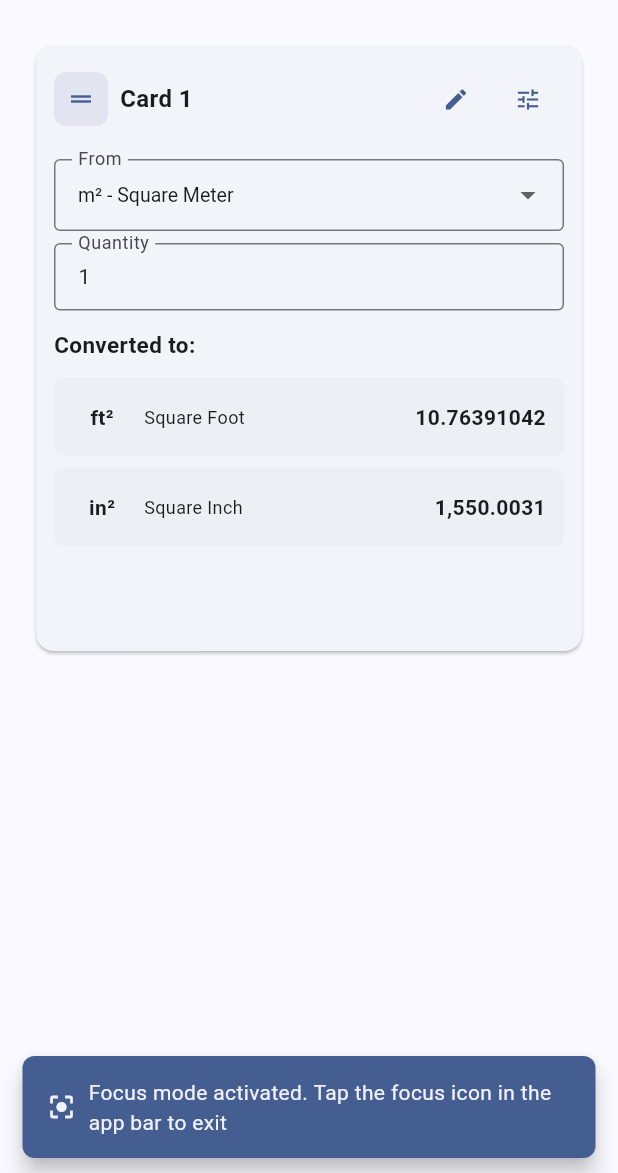
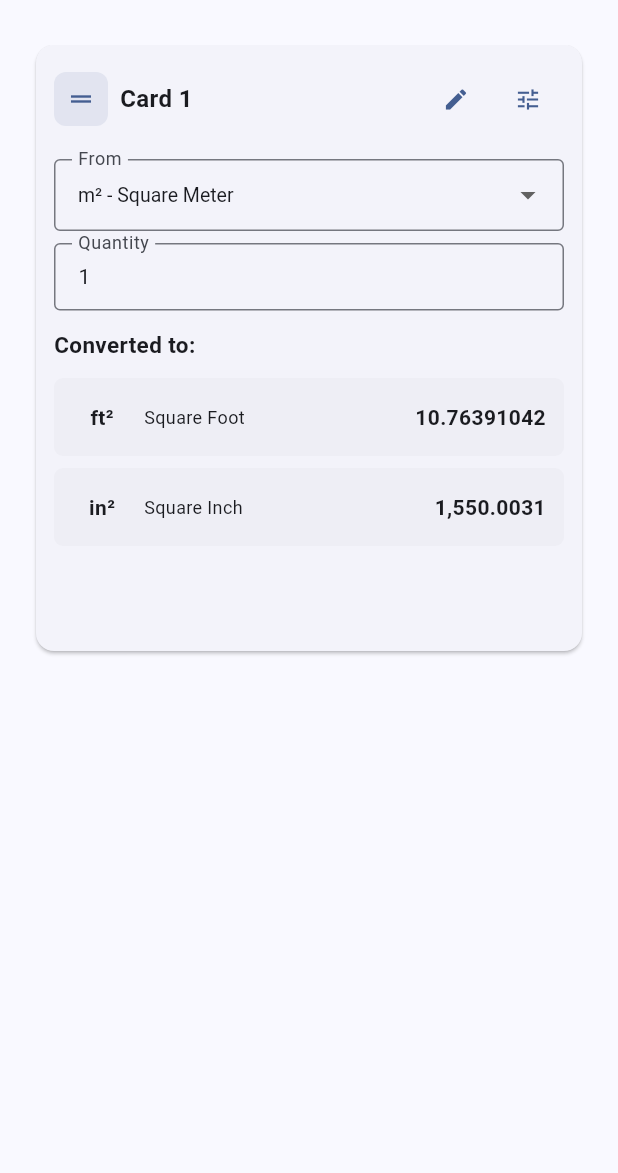
Before and after one commit to TrongAJTT/unit-converters, a Flutter app: the AreaConverterScreen screen opened directly, after a tap on the "center focus strong" icon, on a phone screen of 412 x 824 dp, the part 63-1236 px from its top. Run offline on Flutter 3.47's test engine with Material 3 defaults, Android fonts, the phone set to English and light mode, and no system bars; our stand-ins replace cached_network_image, connectivity_plus, decimal, flutter_markdown, hive, hive_flutter and 2 more; missing offline and left inert: window_manager; accounts and stored records are empty; statements that could not run were skipped.

Commit message:
Fix critical UI update issue, add edit name localization, and improve layout handling.

```diff
--- a/lib/l10n/app_en.arb
+++ b/lib/l10n/app_en.arb
@@ -826,6 +826,7 @@
 
     "dragging": "Dragging...",
     "edit": "Edit",
+    "editName": "Edit Name",
     "customizeUnits": "Customize Units",
     "cardName": "Card Name",
     "cardNameHint": "Enter card name (max 20 characters)",
--- a/lib/l10n/app_localizations.dart
+++ b/lib/l10n/app_localizations.dart
@@ -3480,6 +3480,12 @@ abstract class AppLocalizations {
   /// **'Edit'**
   String get edit;
 
+  /// No description provided for @editName.
+  ///
+  /// In en, this message translates to:
+  /// **'Edit Name'**
+  String get editName;
+
   /// No description provided for @customizeUnits.
   ///
   /// In en, this message translates to:
--- a/lib/l10n/app_localizations_en.dart
+++ b/lib/l10n/app_localizations_en.dart
@@ -1767,6 +1767,9 @@ class AppLocalizationsEn extends AppLocalizations {
   String get edit => 'Edit';
 
   @override
+  String get editName => 'Edit Name';
+
+  @override
   String get customizeUnits => 'Customize Units';
 
   @override
--- a/lib/l10n/app_localizations_vi.dart
+++ b/lib/l10n/app_localizations_vi.dart
@@ -1767,6 +1767,9 @@ class AppLocalizationsVi extends AppLocalizations {
   String get edit => 'Chỉnh sửa';
 
   @override
+  String get editName => 'Sửa tên';
+
+  @override
   String get customizeUnits => 'Tùy chỉnh Đơn vị';
 
   @override
--- a/lib/l10n/app_vi.arb
+++ b/lib/l10n/app_vi.arb
@@ -765,6 +765,7 @@
     "quickActions": "Tác vụ nhanh",
     "quickActionsDesc": "Tùy chỉnh các phím tắt xuất hiện khi bạn nhấn giữ biểu tượng ứng dụng.",
     "edit": "Sửa",
+    "editName": "Sửa tên",
     "cacheDetails": "Chi tiết bộ nhớ đệm",
     "viewCacheDetails": "Xem chi tiết",
     "cacheSize": "Kích thước bộ nhớ đệm",
--- a/lib/utils/variables_utils.dart
+++ b/lib/utils/variables_utils.dart
@@ -30,6 +30,10 @@ String getScreenTitle(String? title) {
   return title ?? appName;
 }
 
+bool isDesktopLayout(double width) {
+  return width > 600; // Desktop threshold
+}
+
 bool isDesktopContext(BuildContext context) {
   final width = MediaQuery.of(context).size.width;
   return width > 600; // Desktop threshold
--- a/lib/variables.dart
+++ b/lib/variables.dart
@@ -9,8 +9,6 @@ const String appAssetIcon = 'assets/app_icon.png';
 const String githubRepoUrl = 'https://github.com/TrongAJTT/unit-converters';
 const String githubSponsorUrl = 'https://github.com/sponsors/TrongAJTT';
 const String buyMeACoffeeUrl = 'https://www.buymeacoffee.com/trongajtt';
-const String momoDonateUrl =
-    'https://me.momo.vn/8vI1TzseFRFQF3UquBU1fz/5xe79k5vr5VAb7r';
 
 // Replace <locale> with the actual locale code
 const String supportersAcknowledgmentUrl =
--- a/lib/widgets/converter_tools/converter_card_widget.dart
+++ b/lib/widgets/converter_tools/converter_card_widget.dart
@@ -4,6 +4,7 @@ import 'dart:async';
 import 'package:unit_converters/controllers/converter_controller.dart';
 import 'package:unit_converters/models/converter_models/converter_base.dart';
 import 'package:unit_converters/l10n/app_localizations.dart';
+import 'package:unit_converters/utils/variables_utils.dart';
 import 'generic_unit_custom_dialog.dart';
 
 class ConverterCardWidget extends StatefulWidget {
@@ -390,7 +391,7 @@ class _ConverterCardWidgetState extends State<ConverterCardWidget> {
             color: Theme.of(context).colorScheme.primary,
             size: 18,
           ),
-          tooltip: l10n.edit,
+          tooltip: l10n.editName,
           padding: const EdgeInsets.all(4),
           constraints: const BoxConstraints(minWidth: 32, minHeight: 32),
         ),
@@ -425,6 +426,21 @@ class _ConverterCardWidgetState extends State<ConverterCardWidget> {
     );
   }
 
+  bool checkUseColumnLayout(BoxConstraints constraints) {
+    // Calculate cards per row based on screen width
+    // Assume card minimum width of 300px + margins
+    if (!isDesktopContext(context)) {
+      return true;
+    }
+    final totalCards = controller.state.cards.length;
+    final cardsPerRow = (constraints.maxWidth / 320).floor().clamp(
+      1,
+      totalCards,
+    );
+    final cardWidth = constraints.maxWidth / cardsPerRow;
+    return cardWidth < 400;
+  }
+
   Widget _buildBaseUnitSection(
     BuildContext context,
     AppLocalizations l10n,
@@ -433,9 +449,7 @@ class _ConverterCardWidgetState extends State<ConverterCardWidget> {
   ) {
     return LayoutBuilder(
       builder: (context, constraints) {
-        final useColumnLayout = constraints.maxWidth < 300;
-
-        if (useColumnLayout) {
+        if (checkUseColumnLayout(constraints)) {
           return Column(
             children: [
               _buildBaseUnitDropdown(context, l10n, card, cardControllers),
@@ -444,11 +458,21 @@ class _ConverterCardWidgetState extends State<ConverterCardWidget> {
             ],
           );
         } else {
-          return Column(
+          // Use Row layout for wider screens
+          return Row(
             children: [
-              _buildBaseUnitDropdown(context, l10n, card, cardControllers),
-              const SizedBox(height: 8),
-              _buildAmountField(context, l10n, card, cardControllers),
+              Expanded(
+                child: _buildBaseUnitDropdown(
+                  context,
+                  l10n,
+                  card,
+                  cardControllers,
+                ),
+              ),
+              const SizedBox(width: 12),
+              Expanded(
+                child: _buildAmountField(context, l10n, card, cardControllers),
+              ),
             ],
           );
         }
@@ -869,17 +893,23 @@ class _ConverterCardWidgetState extends State<ConverterCardWidget> {
 
     showDialog(
       context: context,
-      builder: (context) => AlertDialog(
-        title: Text(l10n.edit),
-        content: TextField(
+      builder: (context) => StatefulBuilder(
+        builder: (context, setState) => AlertDialog(
+          title: Text(l10n.editName),
+          content: ConstrainedBox(
+            constraints: const BoxConstraints(minWidth: 300, maxWidth: 400),
+            child: TextField(
               controller: textController,
               maxLength: 20,
               decoration: InputDecoration(
                 labelText: l10n.cardName,
                 hintText: l10n.cardNameHint,
                 border: const OutlineInputBorder(),
+                counterText: '${textController.text.length}/20',
               ),
               autofocus: true,
+              onChanged: (_) => setState(() {}),
+            ),
           ),
           actions: [
             TextButton(
@@ -889,7 +919,7 @@ class _ConverterCardWidgetState extends State<ConverterCardWidget> {
             ElevatedButton(
               onPressed: () {
                 final newName = textController.text.trim();
-              if (newName.isNotEmpty && newName.length <= 20) {
+                if (newName.isNotEmpty && newName.length <= 30) {
                   controller.updateCardName(cardIndex, newName);
                   Navigator.of(context).pop();
                 }
@@ -897,6 +927,7 @@ class _ConverterCardWidgetState extends State<ConverterCardWidget> {
               child: Text(l10n.save),
             ),
           ],
+        ),
       ),
     );
   }
--- a/lib/widgets/converter_tools/generic_converter_view.dart
+++ b/lib/widgets/converter_tools/generic_converter_view.dart
@@ -528,16 +528,16 @@ class _GenericConverterViewState extends State<GenericConverterView> {
   void _toggleFocusMode(BuildContext context, ConverterController controller) {
     controller.toggleFocusMode();
 
-    final exitInstruction = FocusModeService.getExitInstruction(
-      context,
-      isEmbedded: widget.isEmbedded,
-    );
+    // final exitInstruction = FocusModeService.getExitInstruction(
+    //   context,
+    //   isEmbedded: widget.isEmbedded,
+    // );
 
-    FocusModeService.showFocusModeNotification(
-      context,
-      isEnabled: controller.isFocusMode,
-      exitInstruction: exitInstruction,
-    );
+    // FocusModeService.showFocusModeNotification(
+    //   context,
+    //   isEnabled: controller.isFocusMode,
+    //   exitInstruction: exitInstruction,
+    // );
   }
 
   Future<void> _showResetLayoutConfirmation(
```
Also changed, not shown: lib/screens/about_layout.dart (+0 -16 lines), lib/widgets/converter_tools/converter_table_widget.dart (+11 -4 lines), critical_fix_summary.dart (line endings or trailing spaces), lib/controllers/converter_controller.dart (line endings or trailing spaces), lib/services/converter_services/converter_tools_data_service.dart (line endings or trailing spaces). Lines whose indentation alone changed are shown as unchanged.
